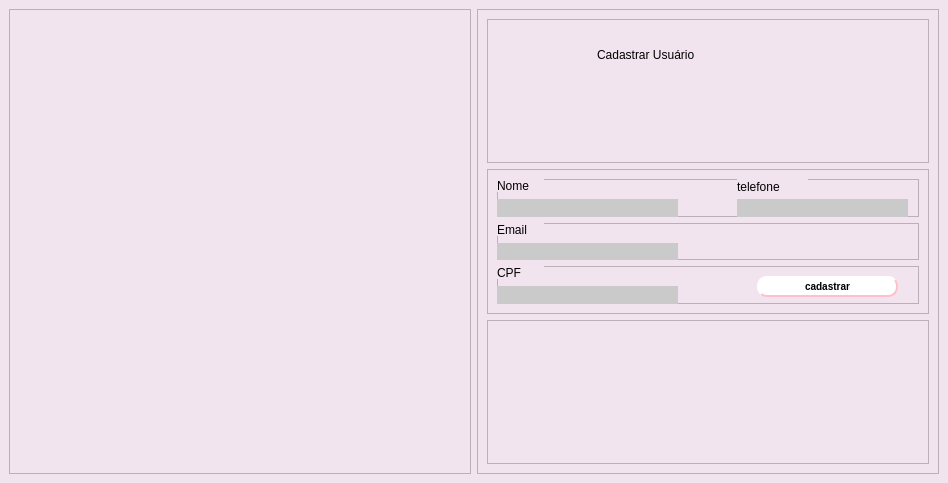
Above: Desktop/Outubro/Orientação_objeto/atividade_biblioteca/views/UI/design.ui from Faelavgtt/BancoDeDados before the change. Below: the same form after it.
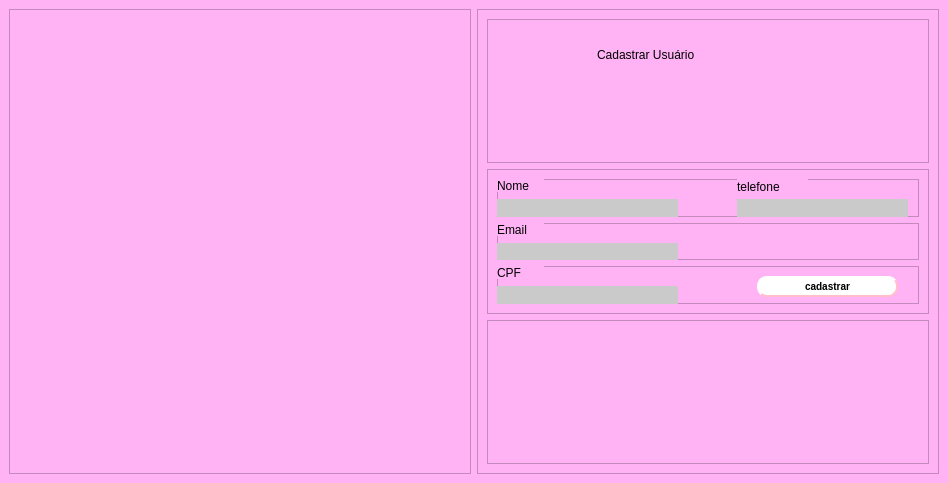
That is the form after the change. Icons and pictures are not drawn.

The edit to the form file:
```diff
--- a/Desktop/Outubro/Orientação_objeto/atividade_biblioteca/views/UI/design.ui
+++ b/Desktop/Outubro/Orientação_objeto/atividade_biblioteca/views/UI/design.ui
@@ -17,6 +17,9 @@
    <string notr="true">background-color:#F2E4EE;</string>
   </property>
   <widget class="QWidget" name="centralwidget">
+   <property name="styleSheet">
+    <string notr="true">background-color: rgb(255, 179, 245);</string>
+   </property>
    <layout class="QHBoxLayout" name="horizontalLayout">
     <item>
      <widget class="QFrame" name="left_frame">
```
Left out of the diff: 2 changed lines with no effect on the pictures.
